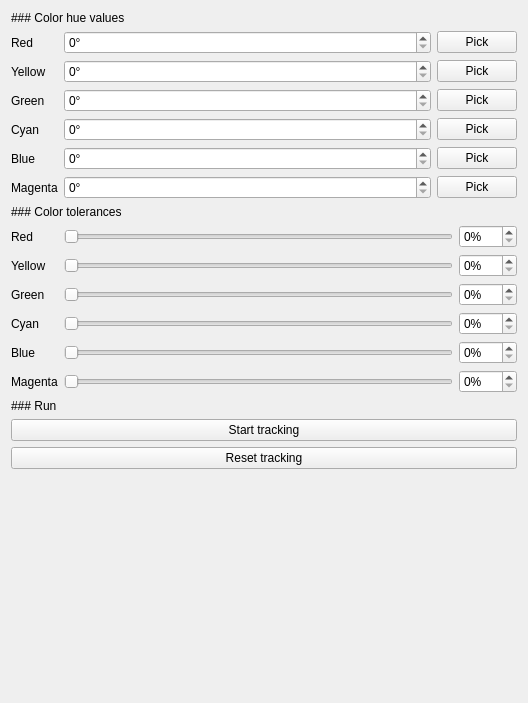
Before: the Qt Designer form src/tacty/ui/forms/tracking.ui in TactileLibrary/tacty, drawn with Qt 5.
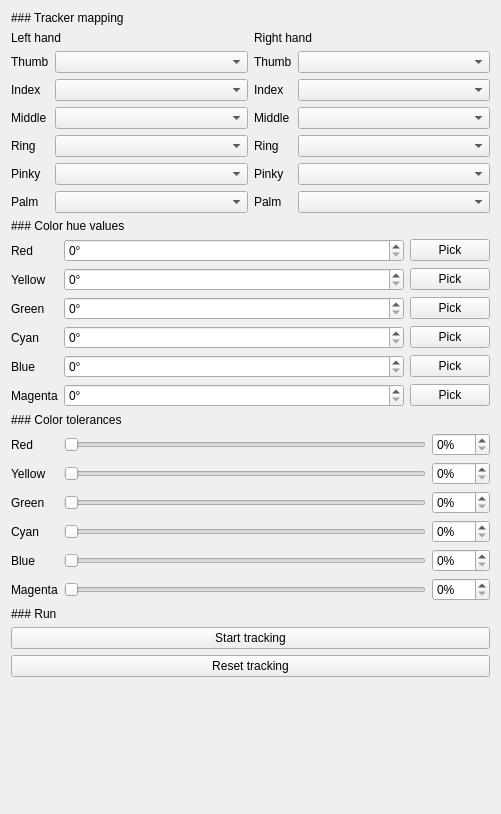
After: the same form once the commit is applied.

Commit message: finger mapping and bug fixing

Diff of the .ui file:
```diff
--- a/src/tacty/ui/forms/tracking.ui
+++ b/src/tacty/ui/forms/tracking.ui
@@ -6,8 +6,8 @@
    <rect>
     <x>0</x>
     <y>0</y>
-    <width>528</width>
-    <height>703</height>
+    <width>501</width>
+    <height>814</height>
    </rect>
   </property>
   <property name="sizePolicy">
@@ -20,6 +20,176 @@
    <string>Form</string>
   </property>
   <layout class="QVBoxLayout" name="verticalLayout">
+   <item>
+    <widget class="QLabel" name="trackerMappingLabel">
+     <property name="text">
+      <string>### Tracker mapping</string>
+     </property>
+     <property name="textFormat">
+      <enum>Qt::TextFormat::MarkdownText</enum>
+     </property>
+    </widget>
+   </item>
+   <item>
+    <layout class="QHBoxLayout" name="horizontalLayout_13">
+     <item>
+      <layout class="QVBoxLayout" name="verticalLayout_3">
+       <item>
+        <widget class="QLabel" name="leftHandLabel">
+         <property name="text">
+          <string>Left hand</string>
+         </property>
+         <property name="textFormat">
+          <enum>Qt::TextFormat::PlainText</enum>
+         </property>
+        </widget>
+       </item>
+       <item>
+        <layout class="QFormLayout" name="formLayout">
+         <item row="0" column="1">
+          <widget class="QComboBox" name="leftThumb"/>
+         </item>
+         <item row="1" column="0">
+          <widget class="QLabel" name="leftIndexLabel">
+           <property name="text">
+            <string>Index</string>
+           </property>
+          </widget>
+         </item>
+         <item row="1" column="1">
+          <widget class="QComboBox" name="leftIndex"/>
+         </item>
+         <item row="2" column="0">
+          <widget class="QLabel" name="leftMiddleLabel">
+           <property name="text">
+            <string>Middle</string>
+           </property>
+          </widget>
+         </item>
+         <item row="2" column="1">
+          <widget class="QComboBox" name="leftMiddle"/>
+         </item>
+         <item row="3" column="0">
+          <widget class="QLabel" name="leftRingLabel">
+           <property name="text">
+            <string>Ring</string>
+           </property>
+          </widget>
+         </item>
+         <item row="3" column="1">
+          <widget class="QComboBox" name="leftRing"/>
+         </item>
+         <item row="4" column="0">
+          <widget class="QLabel" name="leftPinkyLabel">
+           <property name="text">
+            <string>Pinky</string>
+           </property>
+          </widget>
+         </item>
+         <item row="4" column="1">
+          <widget class="QComboBox" name="leftPinky"/>
+         </item>
+         <item row="5" column="0">
+          <widget class="QLabel" name="leftPalmLabel">
+           <property name="text">
+            <string>Palm</string>
+           </property>
+          </widget>
+         </item>
+         <item row="5" column="1">
+          <widget class="QComboBox" name="leftPalm"/>
+         </item>
+         <item row="0" column="0">
+          <widget class="QLabel" name="leftThumbLabel">
+           <property name="text">
+            <string>Thumb</string>
+           </property>
+          </widget>
+         </item>
+        </layout>
+       </item>
+      </layout>
+     </item>
+     <item>
+      <layout class="QVBoxLayout" name="verticalLayout_2">
+       <item>
+        <widget class="QLabel" name="rightHandLabel">
+         <property name="text">
+          <string>Right hand</string>
+         </property>
+         <property name="textFormat">
+          <enum>Qt::TextFormat::PlainText</enum>
+         </property>
+        </widget>
+       </item>
+       <item>
+        <layout class="QFormLayout" name="formLayout_3">
+         <item row="0" column="1">
+          <widget class="QComboBox" name="rightThumb"/>
+         </item>
+         <item row="1" column="0">
+          <widget class="QLabel" name="rightIndexLabel">
+           <property name="text">
+            <string>Index</string>
+           </property>
+          </widget>
+         </item>
+         <item row="1" column="1">
+          <widget class="QComboBox" name="rightIndex"/>
+         </item>
+         <item row="2" column="0">
+          <widget class="QLabel" name="rightMiddleLabel">
+           <property name="text">
+            <string>Middle</string>
+           </property>
+          </widget>
+         </item>
+         <item row="2" column="1">
+          <widget class="QComboBox" name="rightMiddle"/>
+         </item>
+         <item row="3" column="0">
+          <widget class="QLabel" name="rightRingLabel">
+           <property name="text">
+            <string>Ring</string>
+           </property>
+          </widget>
+         </item>
+         <item row="3" column="1">
+          <widget class="QComboBox" name="rightRing"/>
+         </item>
+         <item row="4" column="0">
+          <widget class="QLabel" name="rightPinkyLabel">
+           <property name="text">
+            <string>Pinky</string>
+           </property>
+          </widget>
+         </item>
+         <item row="4" column="1">
+          <widget class="QComboBox" name="rightPinky"/>
+         </item>
+         <item row="5" column="0">
+          <widget class="QLabel" name="rightPalmLabel">
+           <property name="text">
+            <string>Palm</string>
+           </property>
+          </widget>
+         </item>
+         <item row="5" column="1">
+          <widget class="QComboBox" name="rightPalm"/>
+         </item>
+         <item row="0" column="0">
+          <widget class="QLabel" name="rightThumbLabel">
+           <property name="text">
+            <string>Thumb</string>
+           </property>
+          </widget>
+         </item>
+        </layout>
+       </item>
+      </layout>
+     </item>
+    </layout>
+   </item>
    <item>
     <widget class="QLabel" name="colorHuesLabel">
      <property name="text">
```
Left out of the diff: 2 changed lines with no effect on the pictures. The commit also changes 7 other files.
